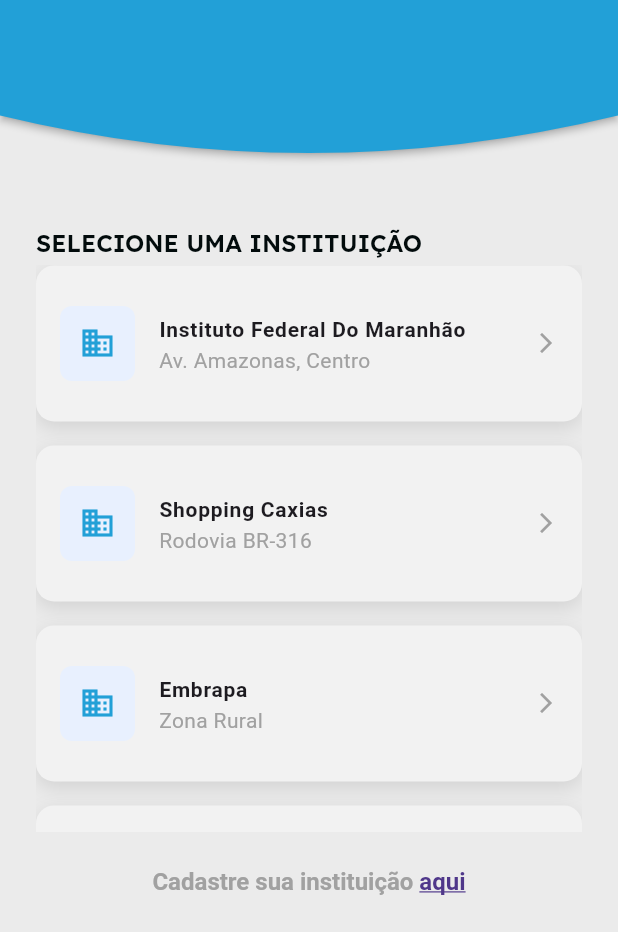
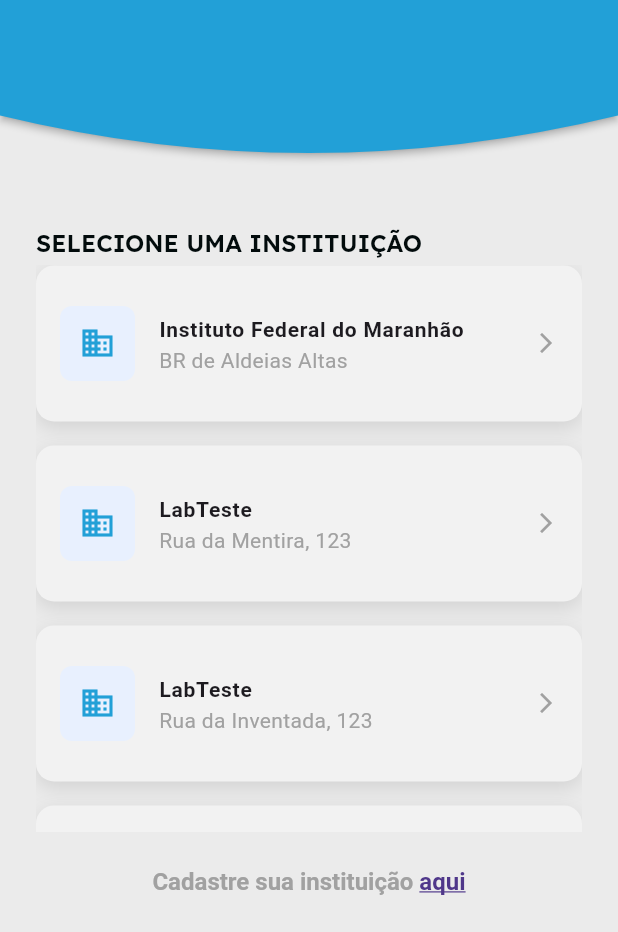
Before and after one commit to JonasNogueiraS/vektorIF, a Flutter app: the SelectInstitutionScreen screen opened by its route, on a phone screen of 412 x 824 dp, the part 304-1236 px from its top. Run offline on Flutter 3.47's test engine with Material 3 defaults, Android fonts, the phone set to English and light mode, and no system bars; our stand-ins replace google_fonts.

Commit message:
Adiciona modelo InstitutionModel e lista mockInstitutions para seleção de instituições

```diff
--- /dev/null
+++ b/lib/models/insitution_repository.dart
@@ -0,0 +1,25 @@
+import 'package:vektor_if/models/institution_model.dart';
+
+final List<InstitutionModel> mockInstitutions = [
+  const InstitutionModel(
+    name: "Instituto Federal do Maranhão",
+    address: "BR de Aldeias Altas",
+  ),
+  const InstitutionModel(
+    name: "LabTeste",
+    address: "Rua da Mentira, 123",
+  ),
+  const InstitutionModel(
+    name: "LabTeste",
+    address: "Rua da Inventada, 123",
+  ),
+
+  const InstitutionModel(
+    name: "Shopping da Carne",
+    address: "Rua do Matadouro",
+  ),
+  const InstitutionModel(
+    name: "Universidade Estadual de Caxias",
+    address: "Rua da rua, 2525",
+  ),
+];
--- /dev/null
+++ b/lib/models/institution_model.dart
@@ -0,0 +1,9 @@
+class InstitutionModel {
+  final String name;
+  final String address;
+
+  const InstitutionModel({
+    required this.name,
+    required this.address,
+  });
+}
--- a/lib/screens/institution_list.dart
+++ b/lib/screens/institution_list.dart
@@ -2,15 +2,10 @@
 import 'package:vektor_if/core/themes/app_theme.dart';
 import 'package:vektor_if/core/widgets/custom_header.dart';
 import 'package:vektor_if/core/widgets/institution_cards.dart';
+import 'package:vektor_if/models/insitution_repository.dart';
+
 class SelectInstitutionScreen extends StatelessWidget {
   const SelectInstitutionScreen({super.key});
-
-  final List<Map<String, String>> institutions = const [
-    {"name": "Instituto Federal Do Maranhão", "address": "Av. Amazonas, Centro"},
-    {"name": "Shopping Caxias", "address": "Rodovia BR-316"},
-    {"name": "Embrapa", "address": "Zona Rural"},
-    {"name": "LabTeste", "address": "Rua das Flores, 123"},
-  ];
 
   @override
   Widget build(BuildContext context) {
@@ -37,15 +32,15 @@
                   Expanded(
                     child: ListView.builder(
                       padding: EdgeInsets.zero,
-                      itemCount: institutions.length,
+                      itemCount: mockInstitutions.length,
                       itemBuilder: (context, index) {
-                        final item = institutions[index];
+                        final item = mockInstitutions[index];
 
                         return InstitutionCards(
-                          name: item["name"]!,
-                          address: item["address"]!,
+                          name: item.name,
+                          address: item.address,
                           onTap: () {
-                            print("Selecionou: ${item['name']}");
+                            print("Selecionou: ${item.name}");
                           },
                         );
                       },
```
